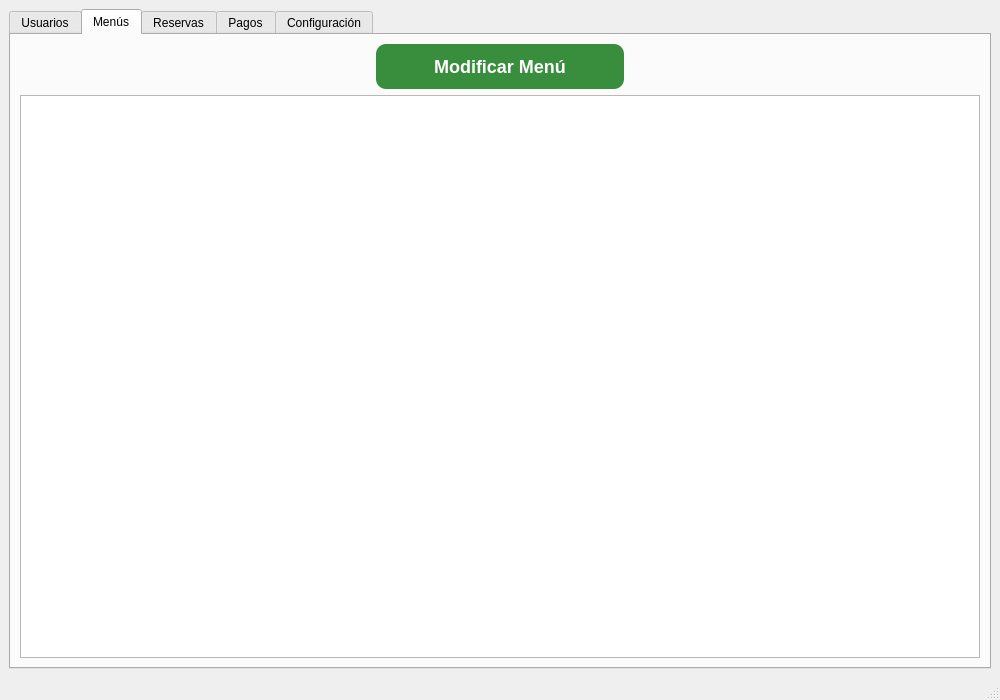
Old version of the form src/vista/ui/AdminPanel.ui in the repository jaimecarfe/menule.
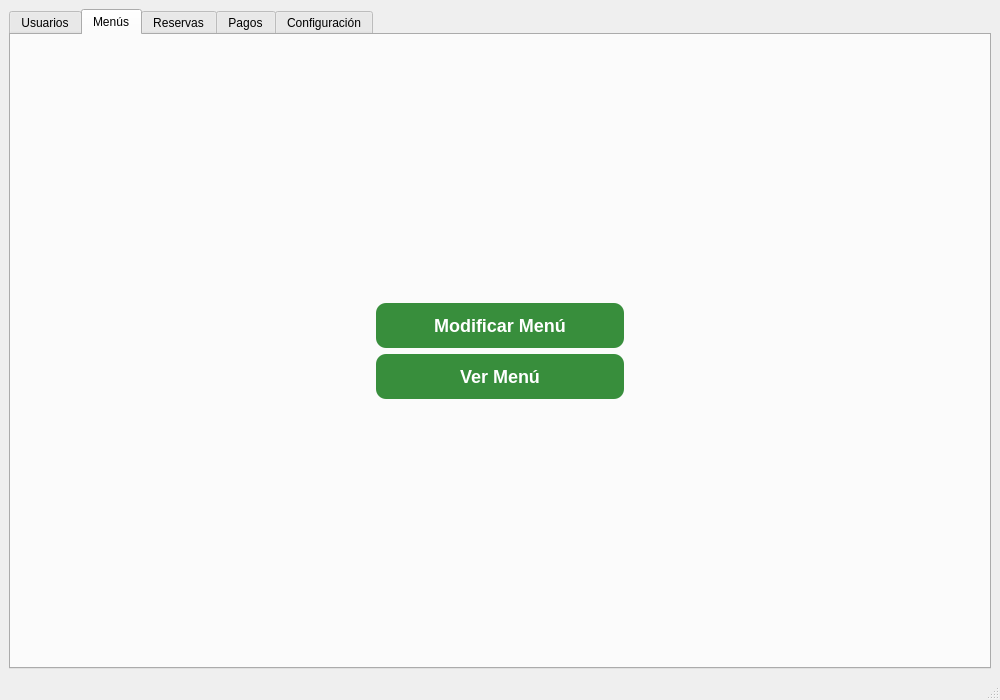
New version of the form. The open tabs and pages were chosen to show the change.

```diff
--- a/src/vista/ui/AdminPanel.ui
+++ b/src/vista/ui/AdminPanel.ui
@@ -69,13 +69,39 @@
             <widget class="QWidget" name="tabMenus">
              <attribute name="title"><string>Menús</string></attribute>
              <layout class="QVBoxLayout" name="layoutMenus">
+        <item>
+         <spacer name="spacerTop">
+          <property name="orientation">
+           <enum>Qt::Vertical</enum>
+          </property>
+          <property name="sizeHint" stdset="0">
+           <size><width>20</width><height>100</height></size>
+          </property>
+         </spacer>
+        </item>
                 <item alignment="Qt::AlignHCenter">
                  <widget class="QPushButton" name="btnModificarMenu">
-                    <property name="text"><string>Modificar Menú</string></property>
+          <property name="text">
+           <string>Modificar Menú</string>
+          </property>
+         </widget>
+        </item>
+        <item alignment="Qt::AlignHCenter">
+         <widget class="QPushButton" name="btnVerMenuAdmin">
+          <property name="text">
+           <string>Ver Menú</string>
+          </property>
                  </widget>
                 </item>
                 <item>
-                 <widget class="QTableWidget" name="tablaMenus"/>
+         <spacer name="spacerBottom">
+          <property name="orientation">
+           <enum>Qt::Vertical</enum>
+          </property>
+          <property name="sizeHint" stdset="0">
+           <size><width>20</width><height>100</height></size>
+          </property>
+         </spacer>
                 </item>
              </layout>
             </widget>
```
Left out of the diff: 47 changed lines with no effect on the pictures. Lines whose indentation alone changed are shown as unchanged.
